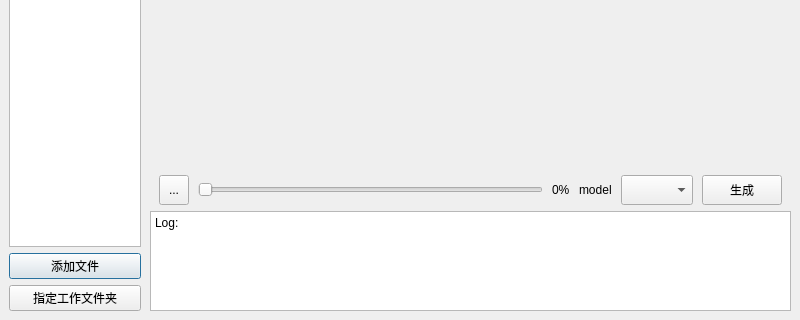
The window that vlogMake.ui (KONG98/hitMaker) describes before a commit, drawn with Qt 5; both pictures show x 0 to 800 and y 407 to 727 of the 800 by 727 pixel window.
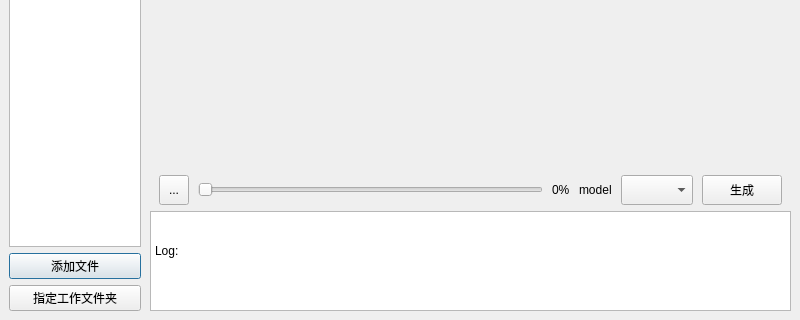
The same window after the commit. Custom widgets are drawn as their Qt base class.

Patch:
```diff
--- a/vlogMake.ui
+++ b/vlogMake.ui
@@ -276,11 +276,17 @@
         </property>
         <property name="html">
          <string>&lt;!DOCTYPE HTML PUBLIC &quot;-//W3C//DTD HTML 4.0//EN&quot; &quot;http://www.w3.org/TR/REC-html40/strict.dtd&quot;&gt;
-&lt;html&gt;&lt;head&gt;&lt;meta name=&quot;qrichtext&quot; content=&quot;1&quot; /&gt;&lt;style type=&quot;text/css&quot;&gt;
-p, li { white-space: pre-wrap; }
-&lt;/style&gt;&lt;/head&gt;&lt;body style=&quot; font-family:'SimSun'; font-size:9pt; font-weight:400; font-style:normal;&quot;&gt;
-&lt;p style=&quot; margin-top:0px; margin-bottom:0px; margin-left:0px; margin-right:0px; -qt-block-indent:0; text-indent:0px;&quot;&gt;Log:&lt;/p&gt;
-&lt;p style=&quot;-qt-paragraph-type:empty; margin-top:0px; margin-bottom:0px; margin-left:0px; margin-right:0px; -qt-block-indent:0; text-indent:0px;&quot;&gt;&lt;br /&gt;&lt;/p&gt;&lt;/body&gt;&lt;/html&gt;</string>
+                                        &lt;html&gt;&lt;head&gt;&lt;meta name=&quot;qrichtext&quot; content=&quot;1&quot;
+                                        /&gt;&lt;style type=&quot;text/css&quot;&gt;
+                                        p, li { white-space: pre-wrap; }
+                                        &lt;/style&gt;&lt;/head&gt;&lt;body style=&quot; font-family:'SimSun';
+                                        font-size:9pt; font-weight:400; font-style:normal;&quot;&gt;
+                                        &lt;p style=&quot; margin-top:0px; margin-bottom:0px; margin-left:0px;
+                                        margin-right:0px; -qt-block-indent:0; text-indent:0px;&quot;&gt;Log:&lt;/p&gt;
+                                        &lt;p style=&quot;-qt-paragraph-type:empty; margin-top:0px; margin-bottom:0px;
+                                        margin-left:0px; margin-right:0px; -qt-block-indent:0; text-indent:0px;&quot;&gt;&lt;br
+                                        /&gt;&lt;/p&gt;&lt;/body&gt;&lt;/html&gt;
+                                    </string>
         </property>
        </widget>
       </item>
```
Lines whose indentation alone changed are shown as unchanged.
